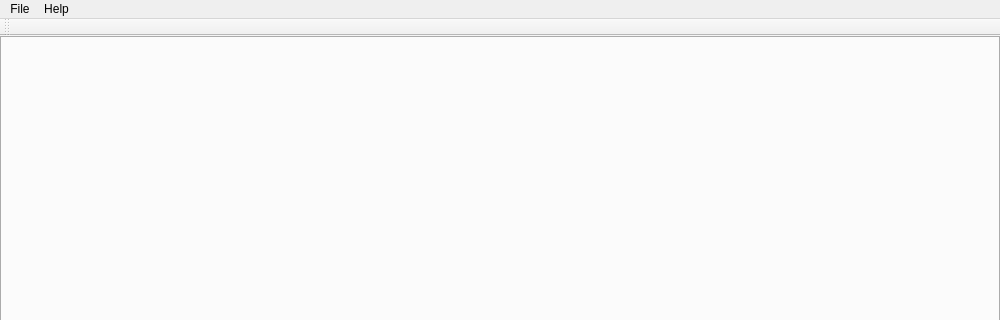
Old version of the form src/mainwindow.ui in the repository haasnhoff/mpvconfigurator; both pictures show x 0 to 1000 and y 0 to 320 of the 1000 by 900 pixel window.
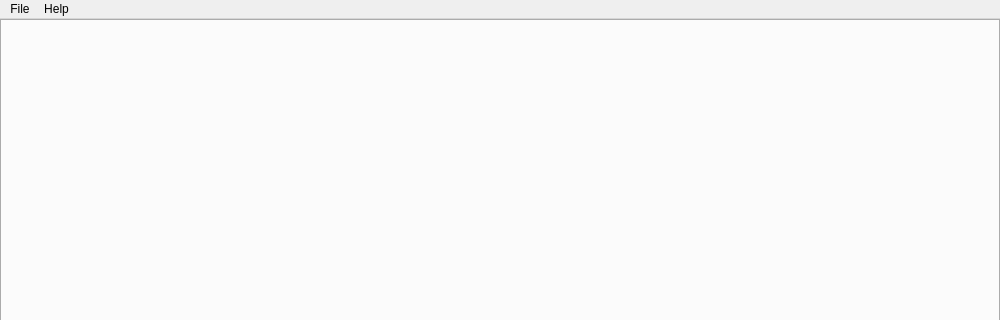
New version of the form.

Commit message: Remove the extra toolbar at the top.

```diff
--- a/src/mainwindow.ui
+++ b/src/mainwindow.ui
@@ -83,14 +83,6 @@
    <addaction name="menuFile"/>
    <addaction name="menuHelp"/>
   </widget>
-  <widget class="QToolBar" name="mainToolBar">
-   <attribute name="toolBarArea">
-    <enum>TopToolBarArea</enum>
-   </attribute>
-   <attribute name="toolBarBreak">
-    <bool>false</bool>
-   </attribute>
-  </widget>
   <action name="actionOpen">
    <property name="text">
     <string>Open</string>
```
Left out of the diff: 2 changed lines with no effect on the pictures.
